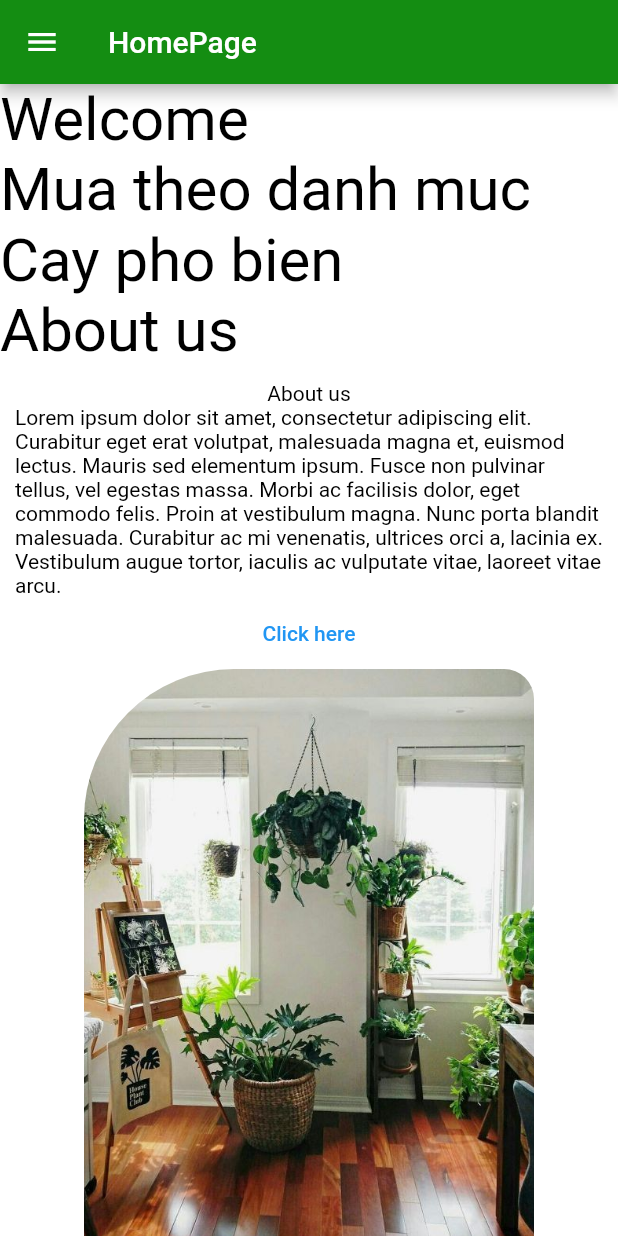
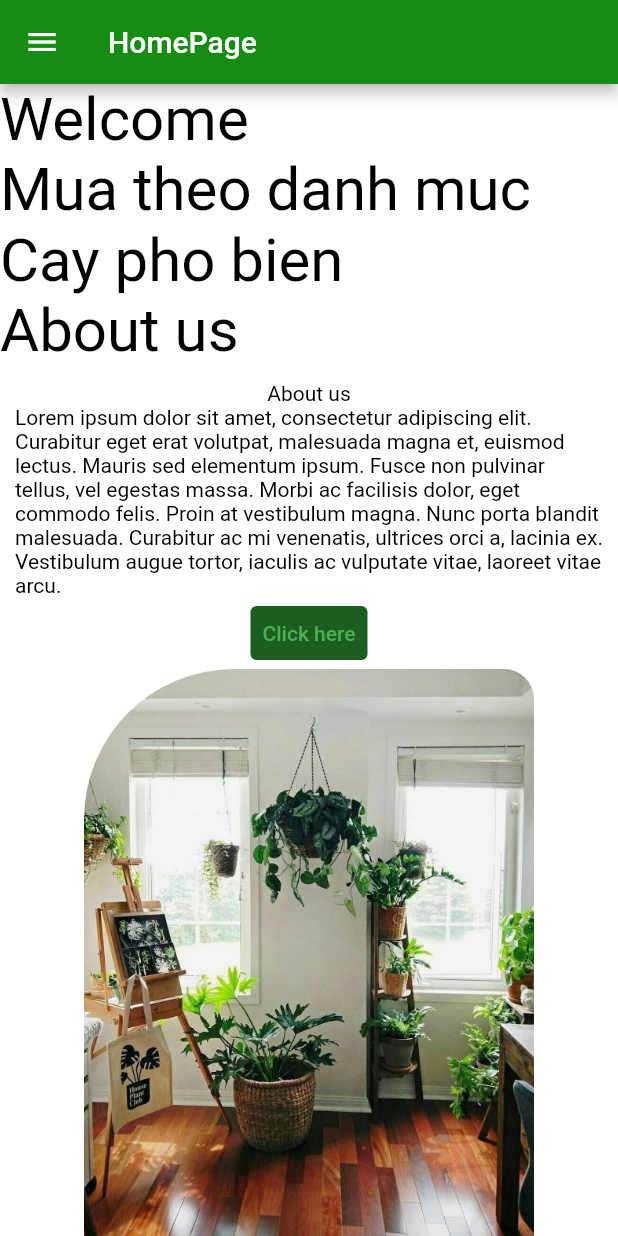
Before and after one commit to ngocdu171/Plants-Shop-App, a Flutter app: the screen it shows after launch, on a phone screen of 412 x 824 dp. Run offline on Flutter 3.47's test engine with Material 2 defaults, Android fonts, the phone set to English and light mode, and no system bars; our stand-ins replace google_fonts.

Commit message:
css aboutus

```diff
--- a/plantshopapps/lib/widgets/aboutus.dart
+++ b/plantshopapps/lib/widgets/aboutus.dart
@@ -13,16 +13,17 @@ class AboutUs extends StatelessWidget {
           const Text('Lorem ipsum dolor sit amet, consectetur adipiscing elit. Curabitur eget erat volutpat, malesuada magna et, euismod lectus. Mauris sed elementum ipsum. Fusce non pulvinar tellus, vel egestas massa. Morbi ac facilisis dolor, eget commodo felis. Proin at vestibulum magna. Nunc porta blandit malesuada. Curabitur ac mi venenatis, ultrices orci a, lacinia ex. Vestibulum augue tortor, iaculis ac vulputate vitae, laoreet vitae arcu.'),
           TextButton(
             style: ButtonStyle(
-              foregroundColor: MaterialStateProperty.all(Colors.blue),
-              backgroundColor: MaterialStateProperty.resolveWith<Color?>((Set<MaterialState> states) {
-                if (states.contains(MaterialState.disabled)) {
-                  return Colors.red;
-                }
-                return null;
-              })
+              // foregroundColor: MaterialStateProperty.all(Colors.white),
+              backgroundColor: MaterialStateProperty.all(Colors.green.shade900)
+              // backgroundColor: MaterialStateProperty.resolveWith<Color?>((Set<MaterialState> states) {
+              //   if (states.contains(MaterialState.disabled)) {
+              //     return Colors.red;
+              //   }
+              //   return null;
+              // })
             ),
             onPressed: () {},
-            child: const Text('Click here')),
+            child: const Text('Click here',)),
             ClipRRect(
               borderRadius: const BorderRadius.only(
                 topLeft: Radius.circular(100),
```
